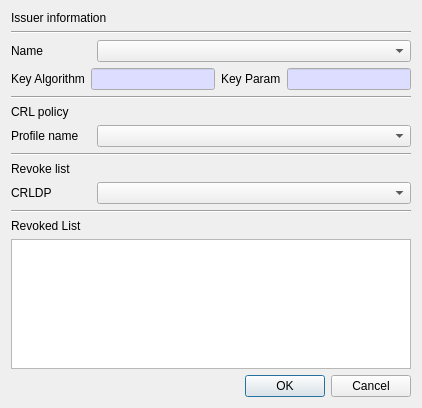
Old version of the form CertMan/make_crl_dlg.ui in the repository jykim74/CertMan.
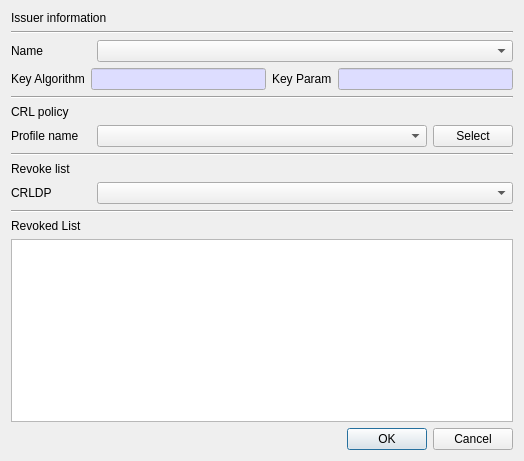
New version of the form.

Commit message: CA Man Profile Man working

Diff of the .ui file:
```diff
--- a/CertMan/make_crl_dlg.ui
+++ b/CertMan/make_crl_dlg.ui
@@ -6,8 +6,8 @@
    <rect>
     <x>0</x>
     <y>0</y>
-    <width>418</width>
-    <height>408</height>
+    <width>524</width>
+    <height>461</height>
    </rect>
   </property>
   <property name="windowTitle">
@@ -205,7 +205,21 @@
       </widget>
      </item>
      <item row="0" column="1">
-      <widget class="QComboBox" name="mProfileNameCombo"/>
+      <widget class="QComboBox" name="mProfileNameCombo">
+       <property name="sizePolicy">
+        <sizepolicy hsizetype="Expanding" vsizetype="Fixed">
+         <horstretch>0</horstretch>
+         <verstretch>0</verstretch>
+        </sizepolicy>
+       </property>
+      </widget>
+     </item>
+     <item row="0" column="2">
+      <widget class="QPushButton" name="mSelectProfileBtn">
+       <property name="text">
+        <string>Select</string>
+       </property>
+      </widget>
      </item>
     </layout>
    </item>
@@ -270,7 +284,7 @@
     <widget class="QTableWidget" name="mRevokeTable">
      <property name="minimumSize">
       <size>
-       <width>400</width>
+       <width>500</width>
        <height>0</height>
       </size>
      </property>
```
The commit also changes 10 other files.
